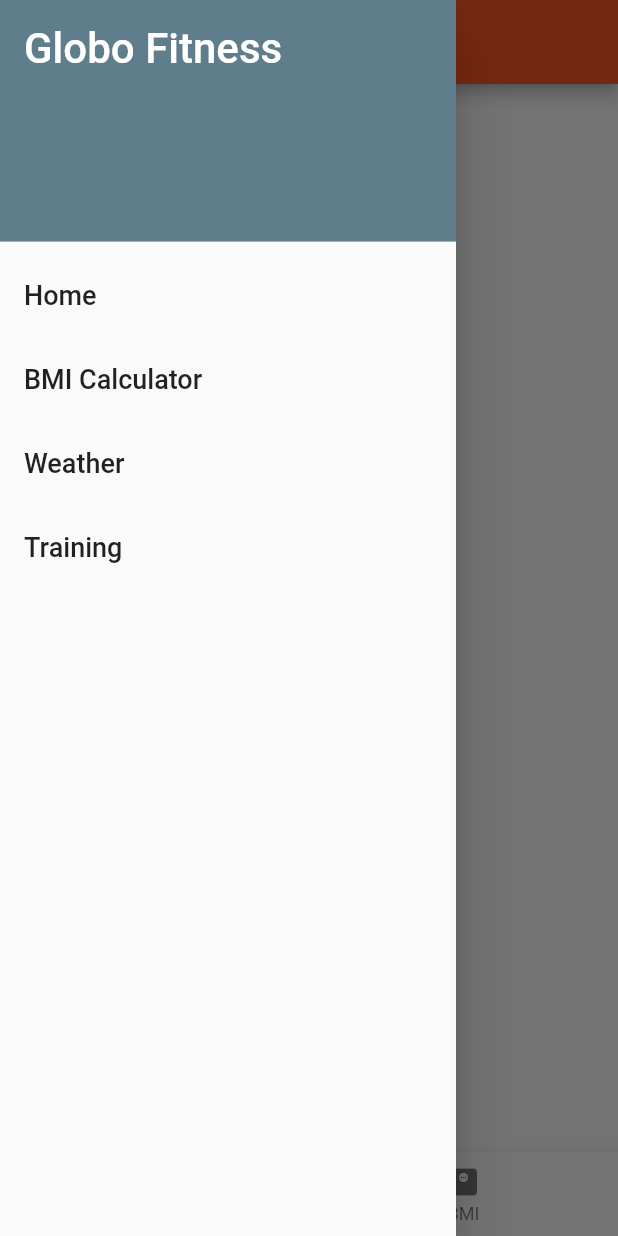
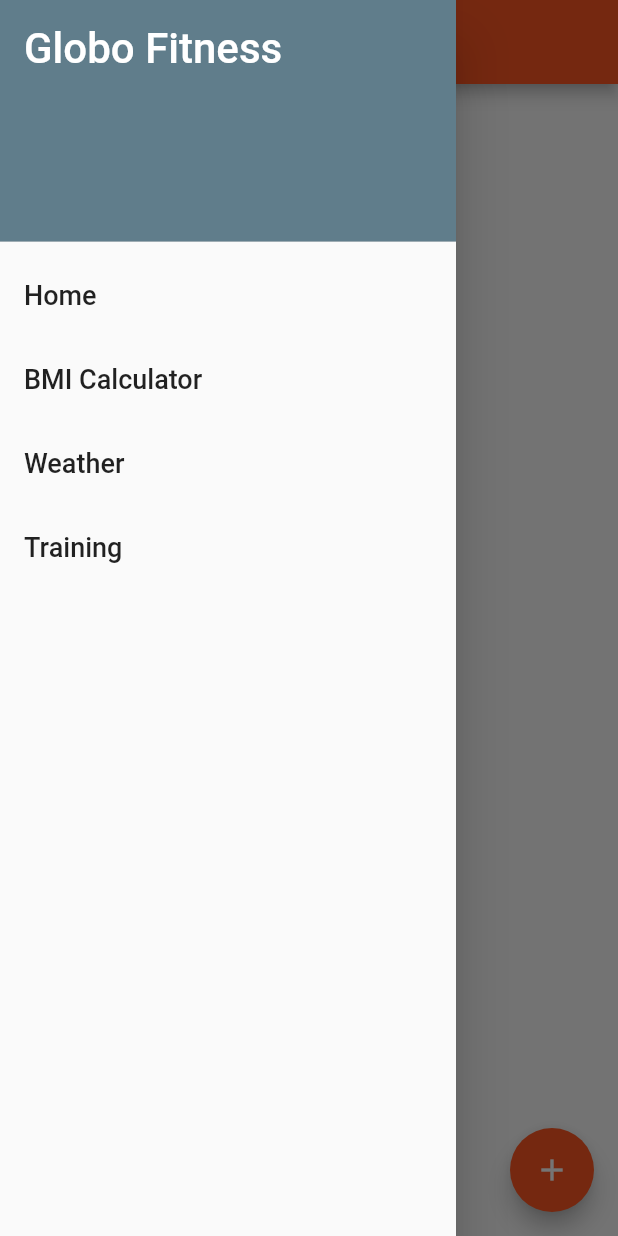
Before and after one commit to poche1988/gym-journal-flutter, a Flutter app: the TrainingScreen screen opened directly, with the side drawer open, on a phone screen of 412 x 824 dp. Run offline on Flutter 3.47's test engine with Material 2 defaults, Android fonts, the phone set to English and light mode, and no system bars; our stand-ins replace shared_preferences; accounts and stored records are empty.

Commit message:
Building Training screen

```diff
--- a/lib/screens/training_screen.dart
+++ b/lib/screens/training_screen.dart
@@ -1,18 +1,29 @@
+import '../shared/menu_drawer.dart';
 import 'package:flutter/material.dart';
-import '../shared/bottom_navigator.dart';
-import '../shared/menu_drawer.dart';
+import '../data/sp_helper.dart';
+import '../data/session.dart';
 
-class TrainingScreen extends StatelessWidget {
+class TrainingScreen extends StatefulWidget {
   const TrainingScreen({Key? key}) : super(key: key);
 
   @override
+  _TrainingScreenState createState() => _TrainingScreenState();
+}
+
+class _TrainingScreenState extends State<TrainingScreen> {
+  @override
   Widget build(BuildContext context) {
     return Scaffold(
-      appBar: AppBar(title: Text('Training')),
+      appBar: AppBar(
+        title: Text('Your Training Sessions'),
+      ),
       drawer: MenuDrawer(),
-      bottomNavigationBar: BottomNavigator(),
-      body: Center(
-        child: Text('Training Page'),
+      body: Container(
+        child: Text('whatever'),
+      ),
+      floatingActionButton: FloatingActionButton(
+        child: Icon(Icons.add),
+        onPressed: () {},
       ),
     );
   }
--- a/pubspec.yaml
+++ b/pubspec.yaml
@@ -33,6 +33,7 @@ dev_dependencies:
   flutter_test:
     sdk: flutter
   http: ^0.13.3
+  shared_preferences: ^2.0.6
 
 # For information on the generic Dart part of this file, see the
 # following page: https://dart.dev/tools/pub/pubspec
```
Also changed, not shown: lib/data/session.dart (added, +24 -0 lines), lib/data/sp_helper.dart (added, +15 -0 lines), pubspec.lock.
